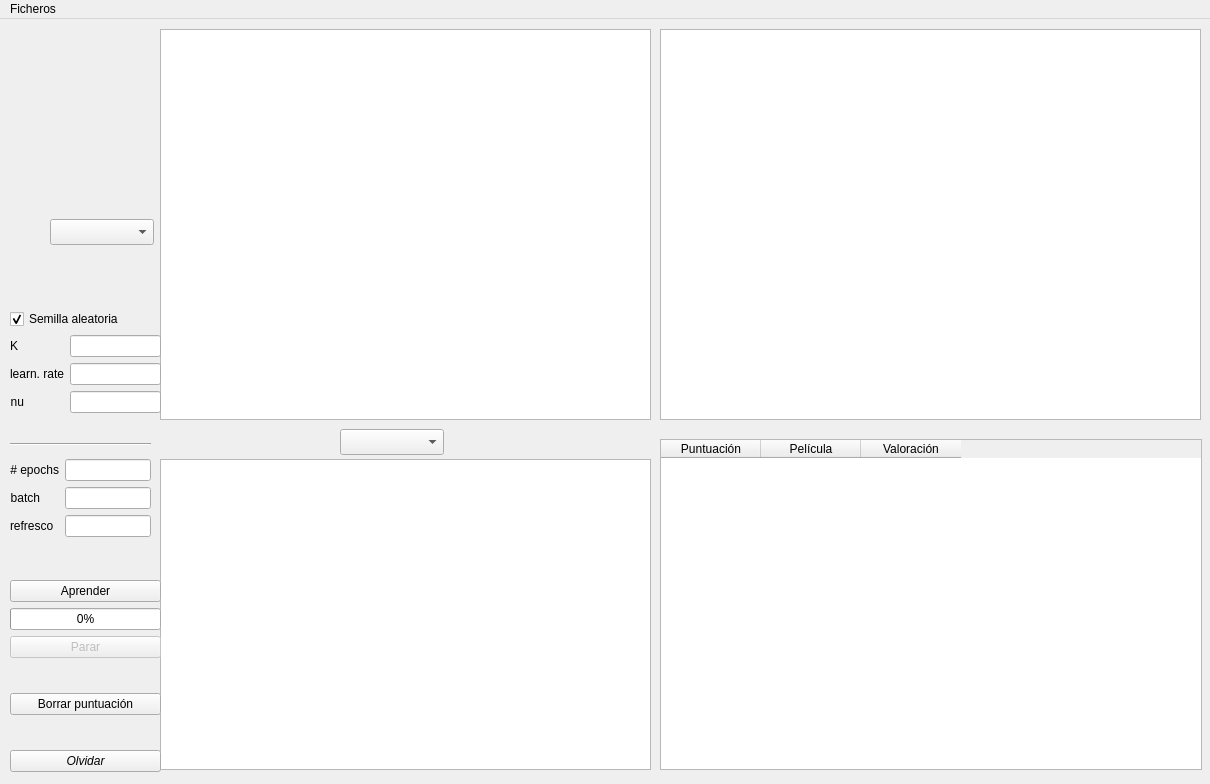
Qt form movielens.ui (oluaces/Movies) before a commit.
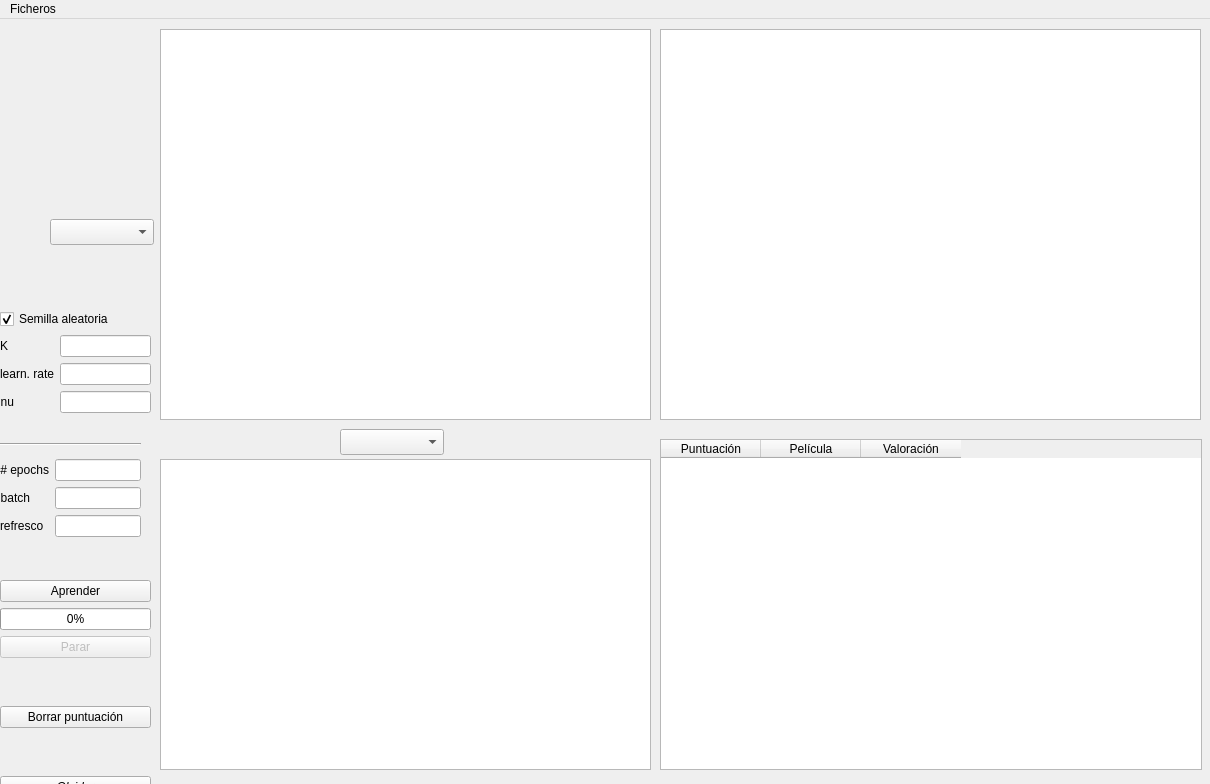
The same form after that commit. Custom widgets are drawn as their Qt base class.

Diff of the .ui file:
```diff
--- a/movielens.ui
+++ b/movielens.ui
@@ -119,7 +119,7 @@
    <widget class="Line" name="line">
     <property name="geometry">
      <rect>
-      <x>10</x>
+      <x>0</x>
       <y>410</y>
       <width>141</width>
       <height>31</height>
@@ -132,7 +132,7 @@
    <widget class="QWidget" name="formLayoutWidget_3">
     <property name="geometry">
      <rect>
-      <x>10</x>
+      <x>0</x>
       <y>440</y>
       <width>141</width>
       <height>85</height>
@@ -198,7 +198,7 @@
    <widget class="QWidget" name="verticalLayoutWidget">
     <property name="geometry">
      <rect>
-      <x>10</x>
+      <x>0</x>
       <y>290</y>
       <width>151</width>
       <height>112</height>
@@ -290,10 +290,10 @@
    <widget class="QWidget" name="verticalLayoutWidget_2">
     <property name="geometry">
      <rect>
-      <x>10</x>
+      <x>0</x>
       <y>561</y>
       <width>151</width>
-      <height>192</height>
+      <height>218</height>
      </rect>
     </property>
     <layout class="QVBoxLayout" name="verticalLayout">
@@ -315,9 +315,6 @@
        <property name="value">
         <number>0</number>
        </property>
-       <property name="textVisible">
-        <bool>true</bool>
-       </property>
       </widget>
      </item>
      <item>
```
Left out of the diff: 5 changed lines with no effect on the pictures.
